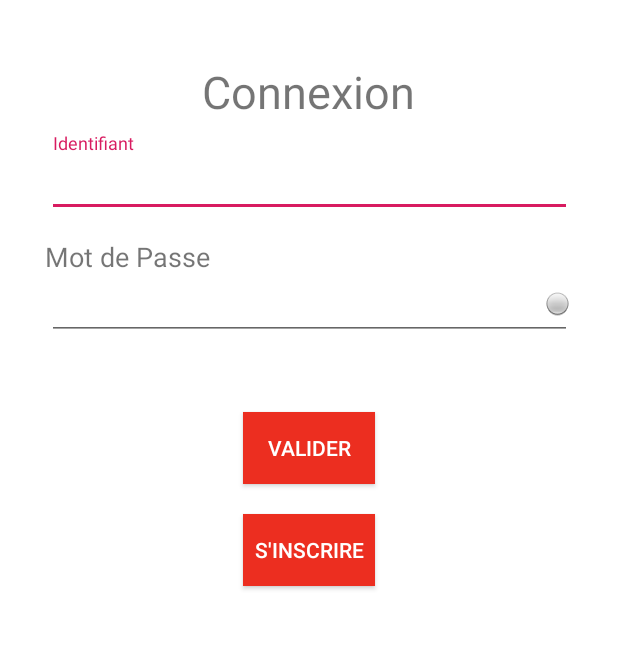
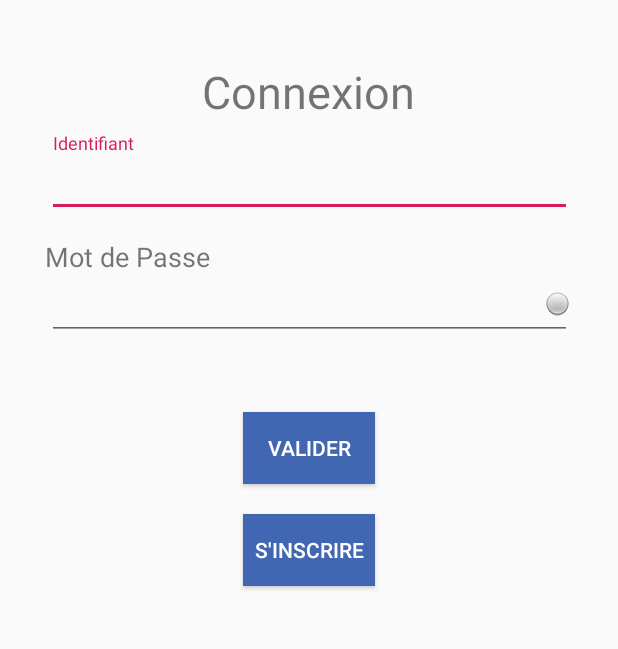
Before and after one commit to maxpvp31/ANDROIDsocialnetwork, an Android app: the screen it shows after launch (LoginActivity), on a phone screen of 412 x 824 dp, the part 171-820 px from its top. Run offline under Robolectric (Android 15) with nearby library versions, the light colour scheme and no system bars; our stand-ins replace Firebase (no records; nobody signed in at launch, a user with empty details on screens opened directly).

Commit message:
Merge branch 'master' of https://github.com/IlaneLopez/SocialApplication
# Conflicts:
#	app/src/main/java/fr/isen/lopez/socialapplication/HomeActivity.kt
#	app/src/main/java/fr/isen/lopez/socialapplication/ReadData.kt

```diff
--- a/app/src/main/java/fr/isen/lopez/socialapplication/LoginActivity.kt
+++ b/app/src/main/java/fr/isen/lopez/socialapplication/LoginActivity.kt
@@ -13,27 +13,11 @@ import kotlinx.android.synthetic.main.activity_login.*
 
 class LoginActivity : AppCompatActivity() {
     private lateinit var mAuth: FirebaseAuth
-    val trueId = "admin"
-    var truePassword = "123"
-    var userPref: SharedPreferences? = null
-    val UserInfos= "UserInfos"
-    val kPassword = "kpassword"
-    val kIdentifier = "kidentifier"
+
 
     override fun onCreate(savedInstanceState: Bundle?) {
         super.onCreate(savedInstanceState)
         setContentView(R.layout.activity_login)
-        /*
-        userPref = getSharedPreferences(UserInfos, 0)
-        val checkId = userPref?.getString(kPassword, null) ?: ""
-        val checkPassword = userPref?.getString( kIdentifier, null) ?: ""
-
-
-        if(canLog(checkId,checkPassword)){
-            val intent = Intent(this,HomeActivity::class.java)
-            startActivity(intent);
-        }
-        */
         mAuth = FirebaseAuth.getInstance();
 
 
--- a/app/src/main/res/layout/activity_login.xml
+++ b/app/src/main/res/layout/activity_login.xml
@@ -5,7 +5,6 @@
     android:id="@+id/show_password"
     android:layout_width="match_parent"
     android:layout_height="match_parent"
-    android:background="@color/white"
     tools:context=".LoginActivity">
 
 
@@ -76,7 +75,7 @@
         android:layout_width="wrap_content"
         android:layout_height="wrap_content"
         android:layout_marginTop="48dp"
-        android:background="#EC2E20"
+        android:background="@color/colorPrimary"
         android:onClick="switchPage"
         android:text="@string/validate"
         android:textColor="#FFFFFF"
@@ -90,7 +89,7 @@
         android:layout_width="wrap_content"
         android:layout_height="wrap_content"
         android:layout_marginTop="20dp"
-        android:background="#EC2E20"
+        android:background="@color/colorPrimary"
         android:onClick="switchSignUp"
         android:text="@string/sign_up"
         android:textColor="#FFFFFF"
--- a/app/src/main/res/layout/activity_post.xml
+++ b/app/src/main/res/layout/activity_post.xml
@@ -4,6 +4,7 @@
     xmlns:tools="http://schemas.android.com/tools"
     android:layout_width="match_parent"
     android:layout_height="match_parent"
+
     tools:context=".PostActivity">
 
     <include
--- a/app/src/main/res/values/colors.xml
+++ b/app/src/main/res/values/colors.xml
@@ -1,7 +1,7 @@
 <?xml version="1.0" encoding="utf-8"?>
 <resources>
     <color name="colorPrimary">#4267b2</color>
-    <color name="colorPrimaryDark">#00574B</color>
+    <color name="colorPrimaryDark">#4267b2</color>
     <color name="colorAccent">#D81B60</color>
     <color name="white">#FFF</color>
 </resources>
```
Also changed, not shown: app/src/main/java/fr/isen/lopez/socialapplication/HomeActivity.kt (+29 -5 lines), app/src/main/java/fr/isen/lopez/socialapplication/PostActivity.kt (+4 -5 lines), app/src/main/java/fr/isen/lopez/socialapplication/PostAdapter.kt (+8 -18 lines), app/src/main/java/fr/isen/lopez/socialapplication/ReadData.kt (+10 -8 lines), app/src/main/res/layout/recycler_view_post_cell.xml (+19 -4 lines).
